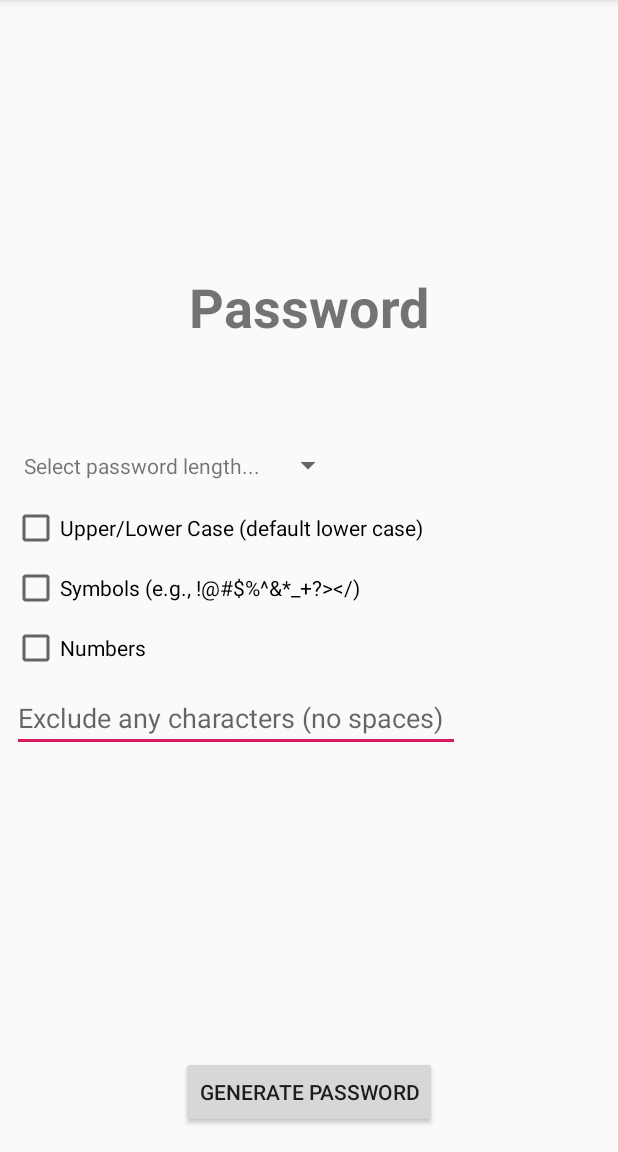
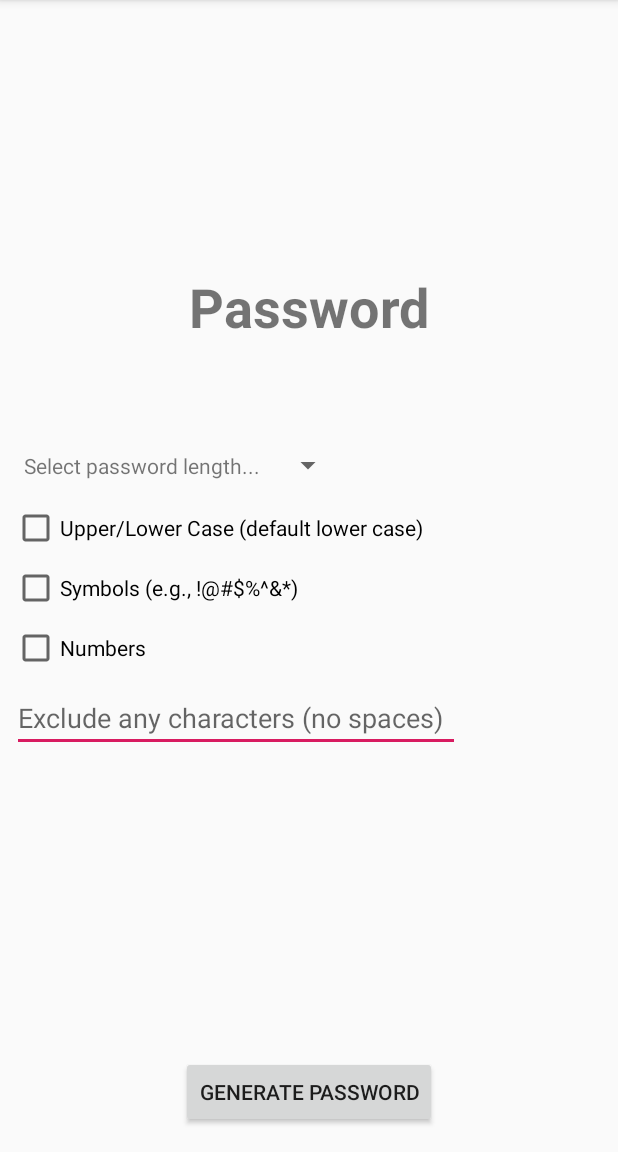
Before and after one commit to kmnthecoder/SimplePasswordGenerator, an Android app: the screen it shows after launch (MainActivity), on a phone screen of 412 x 824 dp, the part 84-1236 px from its top. Run offline under Robolectric (Android 15) with nearby library versions, the phone set to English and light mode, and no system bars.

Commit message:
- all functionality works - added exclude characters - added options for symbols, numbers, uppercase - fixed crashes with escaped characters and regex

```diff
--- a/app/src/main/java/com/lotex/android/simplepasswordgenerator/MainActivity.java
+++ b/app/src/main/java/com/lotex/android/simplepasswordgenerator/MainActivity.java
@@ -15,6 +15,7 @@ import android.widget.AdapterView;
 import android.widget.ArrayAdapter;
 import android.widget.Button;
 import android.widget.CheckBox;
+import android.widget.EditText;
 import android.widget.Spinner;
 import android.widget.TextView;
 import android.widget.Toast;
@@ -35,6 +36,7 @@ public class MainActivity extends AppCompatActivity {
     private ClipData mClip;
     private Spinner numSpinner;
     private CheckBox mUpperLower, mSymbols, mNumbers;
+    private EditText mExclude;
 
     @Override
     protected void onCreate(Bundle savedInstanceState) {
@@ -48,7 +50,7 @@ public class MainActivity extends AppCompatActivity {
         // Set up spinner and populate options
         spinnerSetup();
         // Set views to variables
-        checkBoxAttach();
+        viewAttach();
 
     } // onCreate end
 
@@ -67,11 +69,14 @@ public class MainActivity extends AppCompatActivity {
 
                     //Toast.makeText(getApplicationContext(), "Generating Password", Toast.LENGTH_SHORT).show();
 
+                    /*
                     Log.d(LOG_TAG, "mUpperLower is checked: " + mUpperLower.isChecked() +
                             "\nmSymbols is checked: " + mSymbols.isChecked() +
                             "\nmNumbers is checked: " + mNumbers.isChecked() +
                             "\nPassword length is: " + numSpinner.getSelectedItem().toString());
-                            //+ "\nPassword generated is: " + generatePassword());
+
+                     */
+                    //+ "\nPassword generated is: " + generatePassword());
 
                     mTextPassword.setText(generatePassword());
 
@@ -164,27 +169,39 @@ public class MainActivity extends AppCompatActivity {
         });
     } // spinnerSetup end
 
-    public void checkBoxAttach() {
+    public void viewAttach() {
         mUpperLower = findViewById(R.id.checkBox_upperlower);
         mSymbols = findViewById(R.id.checkBox_symbols);
         mNumbers = findViewById(R.id.checkBox_numbers);
-    } // checkBoxAttach end
+        mExclude = findViewById(R.id.editText_exclude);
+    } // viewAttach end
 
     public String generatePassword() {
         //Toast.makeText(getApplicationContext(), "Generating Password", Toast.LENGTH_SHORT).show();
 
+        // Initialize variables and default random password
         StringBuilder randomChars = new StringBuilder("qwertyuiopasdfghjklzxcvbnm");
         StringBuilder generatedPassword = new StringBuilder();
         Random random = new Random();
         int passwordLength = Integer.parseInt(numSpinner.getSelectedItem().toString());
 
-        /*
-        ** TO DO **
-        * Check for upper/lower case
-        * Check for symbols
-        * Check for numbers
-        * Check for exclude any characters
-         */
+        // Check options, change selection of random characters if selected
+        if (mUpperLower.isChecked()) {
+            randomChars.append(randomChars.toString().toUpperCase());
+        }
+        if (mSymbols.isChecked()) {
+            randomChars.append("!@#$%^&*");
+        }
+        if (mNumbers.isChecked()) {
+            randomChars.append("0123456789");
+        }
+
+        mExclude.setText(mExclude.getText().toString().replaceAll("\\[\\]\\\\", ""));
+        if (!mExclude.getText().toString().matches("")) {
+            String rChars = randomChars.toString();
+            rChars = rChars.replaceAll("[" + mExclude.getText().toString() + "]", "");
+            randomChars = new StringBuilder(rChars);
+        }
 
         // generate random password
         for (int i = 0; i < passwordLength; i++) {
--- a/app/src/main/res/values/strings.xml
+++ b/app/src/main/res/values/strings.xml
@@ -2,7 +2,7 @@
     <string name="app_name">SimplePasswordGenerator</string>
     <string name="placeholder_password">Password</string>
     <string name="generate_password_text">Generate Password</string>
-    <string name="checkBox_symbols_text"><![CDATA[Symbols (e.g., !@#$%^&*_+?></\)]]></string>
+    <string name="checkBox_symbols_text">Symbols (e.g., !@#$%^&amp;*)</string>
     <string name="checkBox_upperlower_text">Upper/Lower Case (default lower case)</string>
     <string name="checkBox_numbers_text">Numbers</string>
     <string name="editText_exclude_text">Exclude any characters (no spaces)</string>
```
